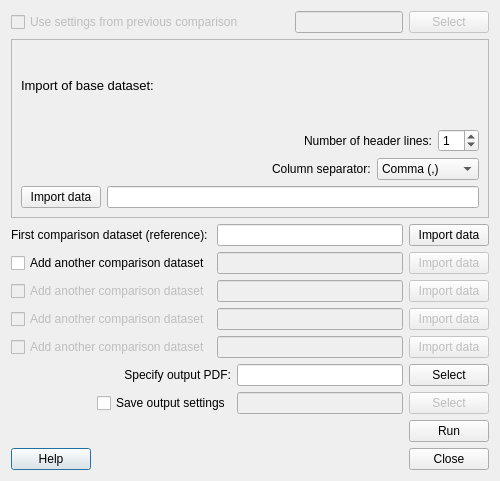
Old version of the form BenchMarking/benchmarking_dialog_base.ui in the repository UMEP-dev/UMEP.
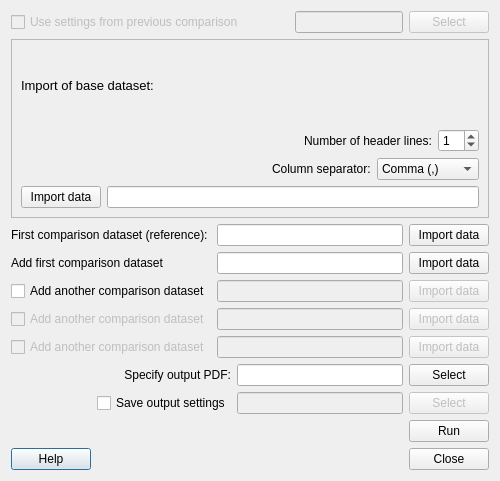
New version of the form.

```diff
--- a/BenchMarking/benchmarking_dialog_base.ui
+++ b/BenchMarking/benchmarking_dialog_base.ui
@@ -36,27 +36,17 @@
        </property>
       </widget>
      </item>
-     <item row="1" column="0">
-      <widget class="QCheckBox" name="checkBox_Data2">
-       <property name="enabled">
-        <bool>true</bool>
-       </property>
-       <property name="text">
-        <string>Add another comparison dataset</string>
-       </property>
-      </widget>
-     </item>
      <item row="1" column="1">
       <widget class="QLineEdit" name="textInput_Data2">
        <property name="enabled">
-        <bool>false</bool>
+        <bool>true</bool>
        </property>
       </widget>
      </item>
      <item row="1" column="2">
       <widget class="QPushButton" name="pushButtonData_2">
        <property name="enabled">
-        <bool>false</bool>
+        <bool>true</bool>
        </property>
        <property name="toolTip">
         <string>Select an existing text file with meteorological data at a temporal resolution between 5 min and 180 min (3 hours) that is divisible by 5 min. Specify column separator and number of header lines before importing data.</string>
@@ -69,7 +59,7 @@
      <item row="2" column="0">
       <widget class="QCheckBox" name="checkBox_Data3">
        <property name="enabled">
-        <bool>false</bool>
+        <bool>true</bool>
        </property>
        <property name="text">
         <string>Add another comparison dataset</string>
@@ -163,6 +153,13 @@
        </property>
       </widget>
      </item>
+     <item row="1" column="0">
+      <widget class="QLabel" name="label_3">
+       <property name="text">
+        <string>Add first comparison dataset</string>
+       </property>
+      </widget>
+     </item>
     </layout>
    </item>
    <item row="4" column="4">
```
Left out of the diff: 64 changed lines with no effect on the pictures.
